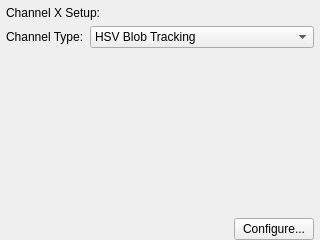
The window that ui/ChannelSetupWidget.ui (kipr/botui) describes before a commit, drawn with Qt 5.
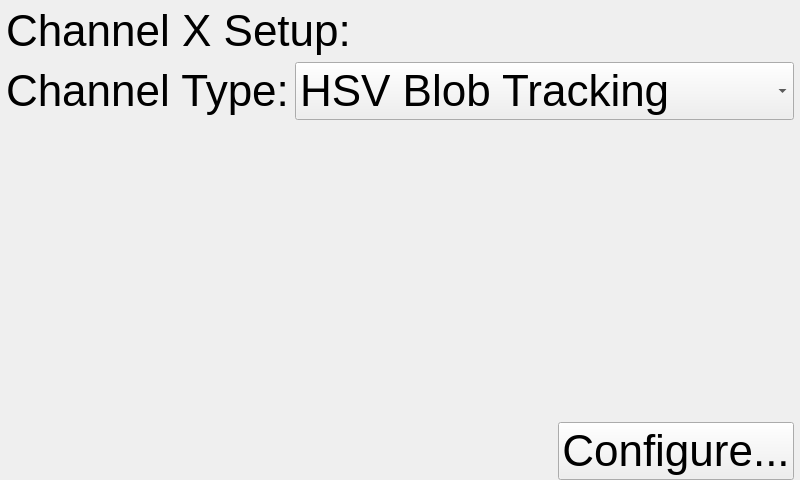
The same window after the commit. Icons and pictures are not drawn.

Diff of the .ui file:
```diff
--- a/ui/ChannelSetupWidget.ui
+++ b/ui/ChannelSetupWidget.ui
@@ -6,8 +6,8 @@
    <rect>
     <x>0</x>
     <y>0</y>
-    <width>320</width>
-    <height>240</height>
+    <width>800</width>
+    <height>480</height>
    </rect>
   </property>
   <property name="windowTitle">
@@ -28,6 +28,11 @@
    </property>
    <item>
     <widget class="QLabel" name="title">
+     <property name="font">
+      <font>
+       <pointsize>33</pointsize>
+      </font>
+     </property>
      <property name="text">
       <string>Channel X Setup:</string>
      </property>
@@ -37,6 +42,11 @@
     <layout class="QHBoxLayout" name="horizontalLayout" stretch="0,1">
      <item>
       <widget class="QLabel" name="label">
+       <property name="font">
+        <font>
+         <pointsize>33</pointsize>
+        </font>
+       </property>
        <property name="text">
         <string>Channel Type:</string>
        </property>
@@ -44,6 +54,11 @@
      </item>
      <item>
       <widget class="QComboBox" name="type">
+       <property name="font">
+        <font>
+         <pointsize>33</pointsize>
+        </font>
+       </property>
        <item>
         <property name="text">
          <string>HSV Blob Tracking</string>
@@ -88,6 +103,11 @@
      </item>
      <item>
       <widget class="QPushButton" name="configure">
+       <property name="font">
+        <font>
+         <pointsize>33</pointsize>
+        </font>
+       </property>
        <property name="text">
         <string>Configure...</string>
        </property>
@@ -95,6 +115,12 @@
         <iconset resource="../rc/icons.qrc">
          <normaloff>:/icons/wrench.png</normaloff>:/icons/wrench.png</iconset>
        </property>
+       <property name="iconSize">
+        <size>
+         <width>16</width>
+         <height>16</height>
+        </size>
+       </property>
       </widget>
      </item>
     </layout>
```
